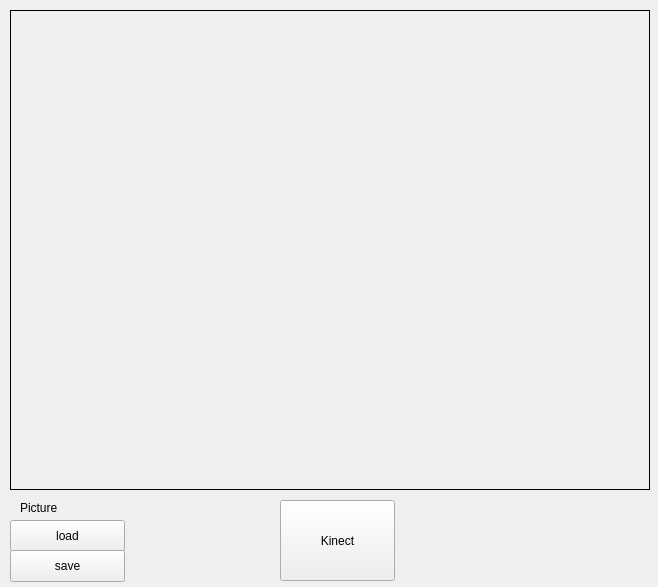
Qt form ui/mainwindow.ui (najlepsiwebdesigner/opencv-lab) before a commit.
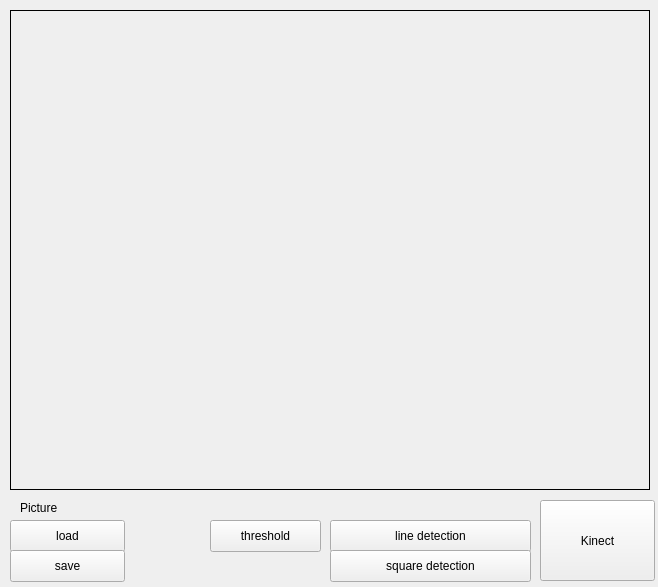
The same form after that commit.

```diff
--- a/ui/mainwindow.ui
+++ b/ui/mainwindow.ui
@@ -92,7 +92,7 @@
    <widget class="QPushButton" name="showWebcam">
     <property name="geometry">
      <rect>
-      <x>280</x>
+      <x>540</x>
       <y>500</y>
       <width>115</width>
       <height>81</height>
@@ -121,6 +121,45 @@
      <string>Picture</string>
     </property>
    </widget>
+   <widget class="QPushButton" name="thresholdButton">
+    <property name="geometry">
+     <rect>
+      <x>210</x>
+      <y>520</y>
+      <width>111</width>
+      <height>32</height>
+     </rect>
+    </property>
+    <property name="text">
+     <string>threshold</string>
+    </property>
+   </widget>
+   <widget class="QPushButton" name="showLines">
+    <property name="geometry">
+     <rect>
+      <x>330</x>
+      <y>520</y>
+      <width>201</width>
+      <height>32</height>
+     </rect>
+    </property>
+    <property name="text">
+     <string>line detection</string>
+    </property>
+   </widget>
+   <widget class="QPushButton" name="showSquares">
+    <property name="geometry">
+     <rect>
+      <x>330</x>
+      <y>550</y>
+      <width>201</width>
+      <height>32</height>
+     </rect>
+    </property>
+    <property name="text">
+     <string>square detection</string>
+    </property>
+   </widget>
   </widget>
  </widget>
  <resources/>
```
